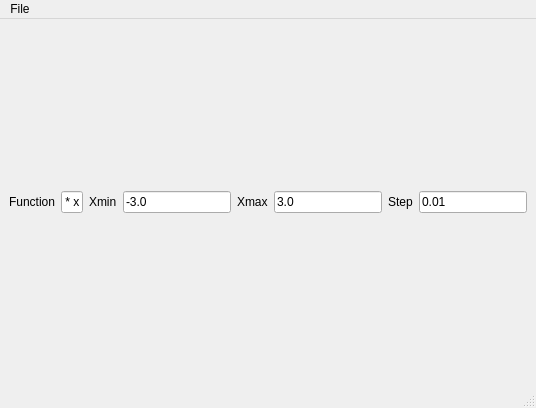
This is src/mainwindow.ui in sergewhite1/graph-builder as Qt 5 draws it before an edit. The edited form follows.
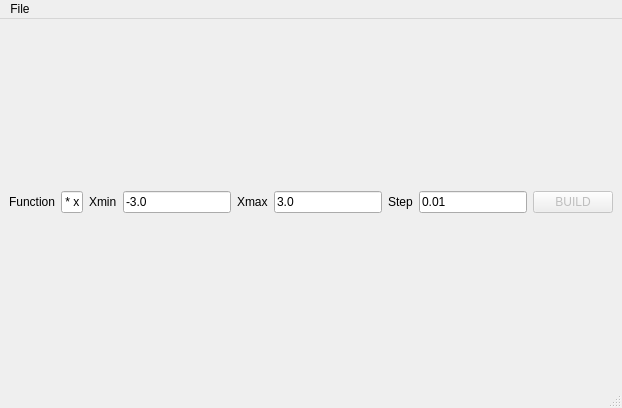
This is the edited form.

Patch:
```diff
--- a/src/mainwindow.ui
+++ b/src/mainwindow.ui
@@ -6,7 +6,7 @@
    <rect>
     <x>0</x>
     <y>0</y>
-    <width>441</width>
+    <width>561</width>
     <height>408</height>
    </rect>
   </property>
@@ -105,6 +105,19 @@
           </property>
          </widget>
         </item>
+        <item>
+         <widget class="QPushButton" name="pushButtonBuild">
+          <property name="enabled">
+           <bool>false</bool>
+          </property>
+          <property name="text">
+           <string>BUILD</string>
+          </property>
+          <property name="checkable">
+           <bool>false</bool>
+          </property>
+         </widget>
+        </item>
        </layout>
       </item>
      </layout>
@@ -116,7 +129,7 @@
     <rect>
      <x>0</x>
      <y>0</y>
-     <width>441</width>
+     <width>561</width>
      <height>22</height>
     </rect>
    </property>
```
Left out of the diff: 2 changed lines with no effect on the pictures.
